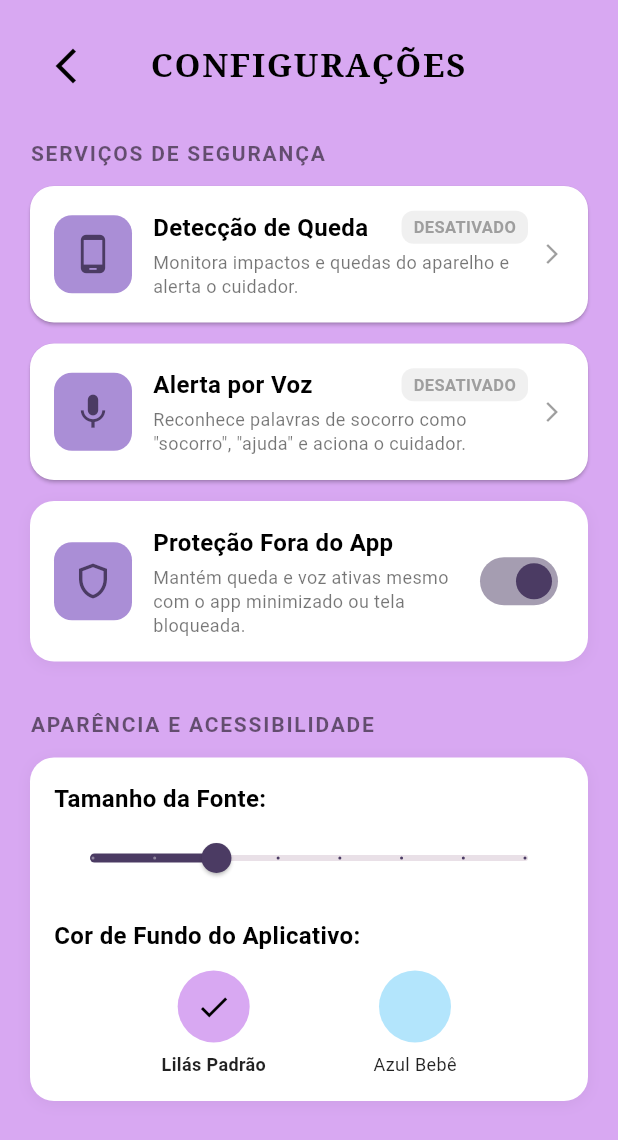
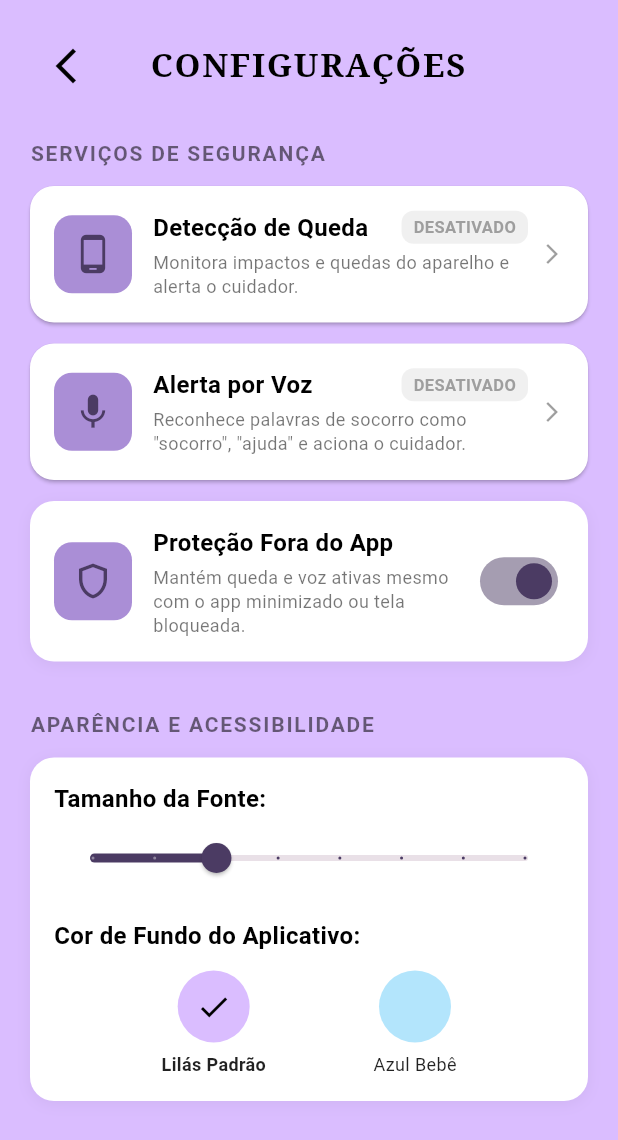
Before and after one commit to iasmymsa-ux/ProtegerPlus, a Flutter app: the ConfiguracoesView screen opened directly, after a tap on "Lilás Padrão", on a phone screen of 412 x 824 dp. Shown: the top 1140 px of the screen. Run offline on Flutter 3.47's test engine with Material 3 defaults, Android fonts, the phone set to English and light mode, and no system bars; our stand-ins replace flutter_local_notifications, flutter_timezone, flutter_tts, image_picker, sensors_plus, shared_preferences and 2 more; missing offline and left inert: flutter_foreground_task, flutter_phone_direct_caller; accounts and stored records are empty; network calls fail.

Commit message:
Atualizacao da cor de fundo para #dabdff e novo APK

```diff
--- a/lib/app_theme_manager.dart
+++ b/lib/app_theme_manager.dart
@@ -4,7 +4,7 @@ class AppThemeManager extends ChangeNotifier {
   static final AppThemeManager instance = AppThemeManager._internal();
   AppThemeManager._internal();
 
-  Color _backgroundColor = const Color(0xFFD8A8F2); // Lilás claro (Padrão do app)
+  Color _backgroundColor = const Color(0xFFDABDFF); // Lilás claro (Padrão do app)
   double _fontScale = 1.0;
   bool _isPremium = false;
 
--- a/lib/views/configuracoes_view.dart
+++ b/lib/views/configuracoes_view.dart
@@ -236,11 +236,11 @@ class _ConfiguracoesViewState extends State<ConfiguracoesView> {
                       mainAxisAlignment: MainAxisAlignment.spaceEvenly,
                       children: [
                         _buildColorOption(
-                          color: const Color(0xFFD8A8F2),
+                          color: const Color(0xFFDABDFF),
                           label: 'Lilás Padrão',
-                          isSelected: theme.backgroundColor == const Color(0xFFD8A8F2),
+                          isSelected: theme.backgroundColor == const Color(0xFFDABDFF),
                           onTap: () {
-                            theme.setBackgroundColor(const Color(0xFFD8A8F2));
+                            theme.setBackgroundColor(const Color(0xFFDABDFF));
                             setState(() {});
                           },
                         ),
--- a/lib/views/games/bingo_view.dart
+++ b/lib/views/games/bingo_view.dart
@@ -207,7 +207,7 @@ class _BingoViewState extends State<BingoView> {
     }
 
     return Scaffold(
-      backgroundColor: const Color(0xFFD8A8F2),
+      backgroundColor: const Color(0xFFDABDFF),
       appBar: AppBar(
         backgroundColor: Colors.transparent,
         elevation: 0,
--- a/lib/views/games/crossword_view.dart
+++ b/lib/views/games/crossword_view.dart
@@ -363,7 +363,7 @@ class _CrosswordViewState extends State<CrosswordView> {
   @override
   Widget build(BuildContext context) {
     return Scaffold(
-      backgroundColor: const Color(0xFFD8A8F2),
+      backgroundColor: const Color(0xFFDABDFF),
       appBar: AppBar(
         backgroundColor: Colors.transparent,
         elevation: 0,
--- a/lib/views/games/hidden_object_view.dart
+++ b/lib/views/games/hidden_object_view.dart
@@ -244,7 +244,7 @@ class _HiddenObjectViewState extends State<HiddenObjectView> {
     final bgColor = _backgroundColors[_score % _backgroundColors.length];
 
     return Scaffold(
-      backgroundColor: const Color(0xFFD8A8F2),
+      backgroundColor: const Color(0xFFDABDFF),
       appBar: AppBar(
         backgroundColor: Colors.transparent,
         elevation: 0,
--- a/lib/views/games/memory_game_view.dart
+++ b/lib/views/games/memory_game_view.dart
@@ -211,7 +211,7 @@ class _MemoryGameViewState extends State<MemoryGameView> {
     int paresEncontrados = _isMatched.where((m) => m).length ~/ 2;
 
     return Scaffold(
-      backgroundColor: const Color(0xFFD8A8F2),
+      backgroundColor: const Color(0xFFDABDFF),
       appBar: AppBar(
         backgroundColor: Colors.transparent,
         elevation: 0,
--- a/lib/views/games/seven_errors_view.dart
+++ b/lib/views/games/seven_errors_view.dart
@@ -212,7 +212,7 @@ class _SevenErrorsViewState extends State<SevenErrorsView> {
     final int foundCount = _errosEncontrados.where((e) => e).length;
 
     return Scaffold(
-      backgroundColor: const Color(0xFFD8A8F2),
+      backgroundColor: const Color(0xFFDABDFF),
       appBar: AppBar(
         backgroundColor: Colors.transparent,
         elevation: 0,
```
Also changed, not shown: 1 other file.
